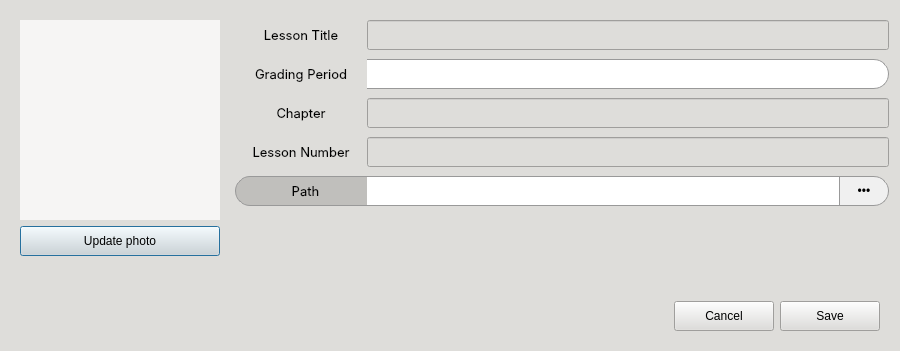
The window that CAI_PyQt/CAI_Admin/UI/LessonDialog.ui (CPG19040/CPG19040) describes before a commit, drawn with Qt 5.
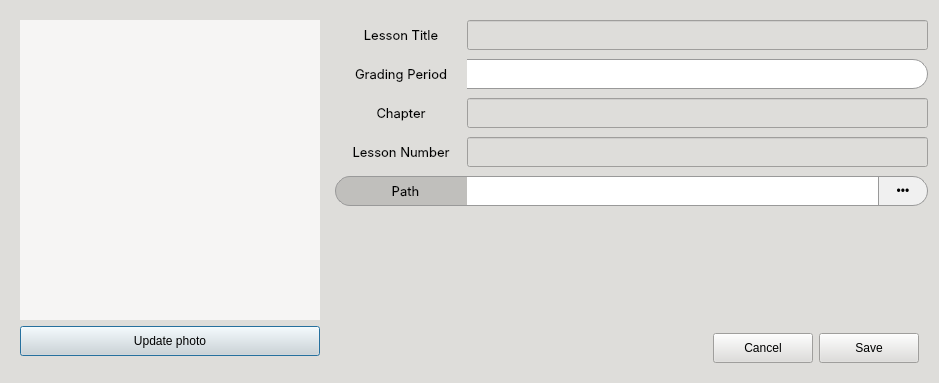
The same window after the commit. Icons and pictures are not drawn.

```diff
--- a/CAI_PyQt/CAI_Admin/UI/LessonDialog.ui
+++ b/CAI_PyQt/CAI_Admin/UI/LessonDialog.ui
@@ -6,20 +6,20 @@
    <rect>
     <x>0</x>
     <y>0</y>
-    <width>900</width>
-    <height>351</height>
+    <width>939</width>
+    <height>383</height>
    </rect>
   </property>
   <property name="minimumSize">
    <size>
-    <width>697</width>
-    <height>351</height>
+    <width>939</width>
+    <height>383</height>
    </size>
   </property>
   <property name="maximumSize">
    <size>
-    <width>900</width>
-    <height>351</height>
+    <width>939</width>
+    <height>383</height>
    </size>
   </property>
   <property name="windowTitle">
@@ -194,14 +194,14 @@
           <widget class="QLabel" name="label_img">
            <property name="minimumSize">
             <size>
-             <width>200</width>
-             <height>200</height>
+             <width>300</width>
+             <height>300</height>
             </size>
            </property>
            <property name="maximumSize">
             <size>
-             <width>200</width>
-             <height>200</height>
+             <width>300</width>
+             <height>300</height>
             </size>
            </property>
            <property name="styleSheet">
@@ -600,7 +600,7 @@
 	border: 1px solid #999999;
 	border-left: none;
 	border-right: none;
-	padding: 0px 15px;
+	padding: 0px 8px;
 }
 
 QLineEdit:hover {
@@ -748,12 +748,6 @@
            </property>
           </spacer>
          </item>
-        </layout>
-       </widget>
-      </item>
-     </layout>
-    </widget>
-   </item>
    <item>
     <widget class="QWidget" name="widget_2" native="true">
      <layout class="QHBoxLayout" name="horizontalLayout">
@@ -818,6 +812,12 @@
         <property name="class" stdset="0">
          <string>button-green</string>
         </property>
+             </widget>
+            </item>
+           </layout>
+          </widget>
+         </item>
+        </layout>
        </widget>
       </item>
      </layout>
```
Lines whose indentation alone changed are shown as unchanged.
